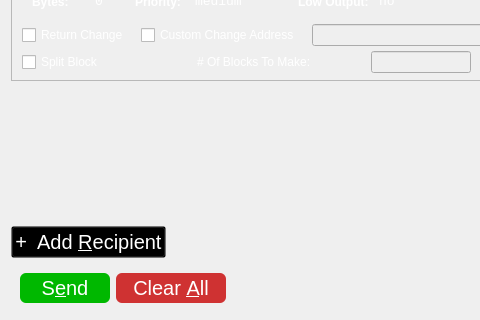
NoLimitCoin/NoLimitCoin-Core, file src/qt/forms/sendcoinsdialog.ui: the form before one commit; both pictures show x 0 to 480 and y 157 to 477 of the 837 by 477 pixel window.
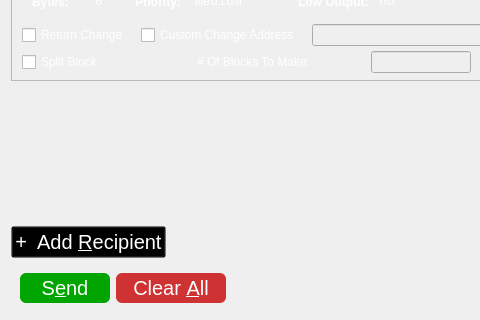
The form after the commit.

Commit message: fixing push button styles

Patch:
```diff
--- a/src/qt/forms/sendcoinsdialog.ui
+++ b/src/qt/forms/sendcoinsdialog.ui
@@ -899,9 +899,13 @@
         <property name="styleSheet">
          <string notr="true">QPushButton {font-size: 20px;
 color: white;
-background-color: #00b800;
+background-color: #00a500;
 border-radius: 6px;
 }
+
+QPushButton:pressed {
+	background-color: #009400;
+}
 </string>
         </property>
         <property name="text">
```
Left out of the diff: 5 changed lines with no effect on the pictures. The commit also changes 2 other files.
